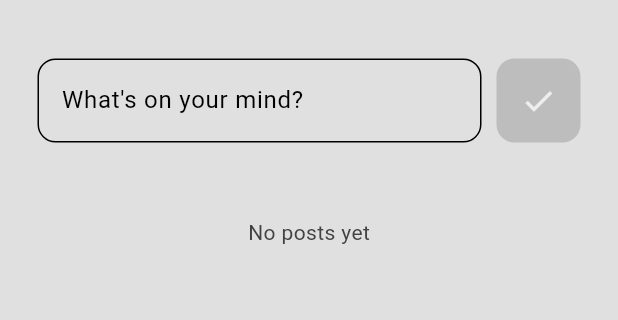
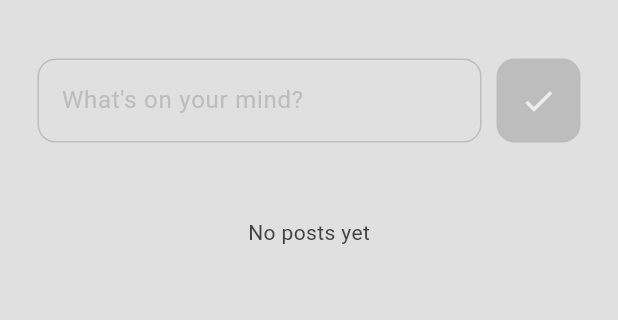
Before and after one commit to ProgrammingWithGaurav/Flutter_Sociall_App, a Flutter app: the screen it shows once a user with an empty profile is signed in, in the side drawer, after a tap on "H O M E", on a phone screen of 412 x 824 dp, the part 63-383 px from its top. Run offline on Flutter 3.47's test engine with Material 3 defaults, Android fonts, the phone set to English and light mode, and no system bars; our stand-ins replace cloud_firestore, firebase_auth, firebase_core; accounts and stored records are empty; network calls fail.

```diff
--- a/lib/components/Drawer.dart
+++ b/lib/components/Drawer.dart
@@ -1,5 +1,6 @@
 import 'package:firebase_auth/firebase_auth.dart';
 import 'package:flutter/material.dart';
+import './DrawerOption.dart';
 
 class MyDrawer extends StatelessWidget {
   const MyDrawer({super.key});
@@ -28,56 +29,46 @@ class MyDrawer extends StatelessWidget {
 
                   const SizedBox(height: 25),
 
-                  // list of items
-                  Padding(
-                    padding: const EdgeInsets.only(left: 25.0),
-                    child: ListTile(
-                      title: const Text("H O M E"),
-                      leading: Icon(
-                        Icons.home,
-                        color: Theme.of(context).colorScheme.inversePrimary,
-                      ),
+                   DrawerOption(
+                    title: "H O M E",
+                    icon: Icons.person,
                     onTap: () {
                       Navigator.pop(context);
                     },
-                    ),
-                  ),
-                  Padding(
-                    padding: const EdgeInsets.only(left: 25.0),
-                    child: ListTile(
-                      title: const Text("P R O F I L E"),
-                      leading: Icon(
-                        Icons.person,
-                        color: Theme.of(context).colorScheme.inversePrimary,
-                      ),
+                  ),      // list of items
+                  DrawerOption(
+                    title: "P R O F I L E",
+                    icon: Icons.person,
                     onTap: () {
                       Navigator.pop(context);
 
                       Navigator.pushNamed(context, '/profile_page');
                     },
                   ),
-                  ),
-                  Padding(
-                    padding: const EdgeInsets.only(left: 25.0),
-                    child: ListTile(
-                      title: const Text("U S E R S"),
-                      leading: Icon(
-                        Icons.group,
-                        color: Theme.of(context).colorScheme.inversePrimary,
-                      ),
+                 DrawerOption(
+                    title: "U S E R S",
+                    icon: Icons.group,
                     onTap: () {
                       Navigator.pop(context);
 
                       Navigator.pushNamed(context, '/users_page');
                     },
                   ),
+                  DrawerOption(
+                      title: "S E T T I N G S",
+                      icon: Icons.settings,
+                      onTap: () {
+                        Navigator.pop(context);
+
+                        Navigator.pushNamed(context, '/settings_page');
+                      },
                     ),
                 ],
               ),
               Padding(
                 padding: const EdgeInsets.only(left: 25.0, bottom: 25),
                 child: ListTile(
-                  title: const Text("L O G O U T"),
+                  title: Text("L O G O U T", style: TextStyle(color: Theme.of(context).colorScheme.inversePrimary)),
                   leading: Icon(
                     Icons.logout,
                     color: Theme.of(context).colorScheme.inversePrimary,
--- /dev/null
+++ b/lib/components/DrawerOption.dart
@@ -0,0 +1,25 @@
+import 'package:flutter/material.dart';
+
+class DrawerOption extends StatelessWidget {
+  final String title;
+  final IconData icon;
+  final void Function() onTap;
+
+DrawerOption({required this.title, required this.icon, required this.onTap});
+
+  @override
+  Widget build(BuildContext context) {
+    return Padding(
+                    padding: const EdgeInsets.only(left: 25.0),
+                    child: ListTile(
+                      title:  Text(title, style: TextStyle(color: Theme.of(context).colorScheme.inversePrimary)),
+                      leading: Icon(
+                       icon,
+                        color: Theme.of(context).colorScheme.inversePrimary,
+                      ),
+
+                      onTap: onTap,                    ),
+                  );
+
+  }
+}
--- a/lib/components/Textfield.dart
+++ b/lib/components/Textfield.dart
@@ -18,7 +18,12 @@ class MyTextField extends StatelessWidget {
         border: OutlineInputBorder(
           borderRadius: BorderRadius.circular(12),
         ),
+        enabledBorder: OutlineInputBorder(
+          borderRadius: BorderRadius.circular(12),
+          borderSide: BorderSide(color: Theme.of(context).colorScheme.secondary),
+        ),
         hintText: hintText,
+        hintStyle: TextStyle(color: Theme.of(context).colorScheme.secondary),
       ),
       obscureText: obscureText,
     );
--- a/lib/main.dart
+++ b/lib/main.dart
@@ -5,14 +5,20 @@ import 'package:social_app_tut/auth/auth.dart';
 import 'package:social_app_tut/firebase_options.dart';
 import 'package:social_app_tut/pages/Home.dart';
 import 'package:social_app_tut/pages/Profile.dart';
+import 'package:social_app_tut/pages/Settings.dart';
 import 'package:social_app_tut/pages/Users.dart';
-import './theme/DarkMode.dart';
-import './theme/LightMode.dart';
+import './theme/ThemeProvider.dart';
+import 'package:provider/provider.dart';
 
 void main() async {
   WidgetsFlutterBinding.ensureInitialized();
   await Firebase.initializeApp(options: DefaultFirebaseOptions.currentPlatform);
-  runApp(const MyApp());
+  runApp(
+    ChangeNotifierProvider(
+      create: (context) => ThemeProvider(),
+      child: const MyApp(),
+    )
+  );
 }
 
 class MyApp extends StatelessWidget {
@@ -23,14 +29,14 @@ class MyApp extends StatelessWidget {
   Widget build(BuildContext context) {
     return MaterialApp(
       debugShowCheckedModeBanner: false,
-      home: AuthPage(),
-      theme: lightMode,
-      darkTheme: darkMode,
+      home: const AuthPage(),
+      theme: Provider.of<ThemeProvider>(context).themeData,
       routes: {
         '/login_register_page': (context) => const LoginOrRegister(),
         '/home_page': (context) =>  HomePage(),
         '/profile_page': (context) => ProfilPage(),
         '/users_page': (context) => const UsersPage(),
+        '/settings_page': (context) =>  SettingsPage(),
       },
     );
   }
--- a/lib/pages/Profile.dart
+++ b/lib/pages/Profile.dart
@@ -70,7 +70,7 @@ class ProfilPage extends StatelessWidget {
                             borderRadius: BorderRadius.circular(25),
                           ),
                           padding: const EdgeInsets.all(25.0),
-                          child: const Icon(Icons.person, size: 64)),
+                          child: Icon(Icons.person, size: 64, color: Theme.of(context).colorScheme.inversePrimary)),
                       const SizedBox(height: 25),
 
                       // Username and Email
--- /dev/null
+++ b/lib/theme/ThemeProvider.dart
@@ -0,0 +1,24 @@
+import 'package:flutter/material.dart';
+import './DarkMode.dart';
+import './LightMode.dart';
+
+class ThemeProvider extends ChangeNotifier{
+  ThemeData _themeData = lightMode;
+
+  ThemeData get themeData => _themeData;
+
+  bool get isDarkMode => _themeData == darkMode;
+
+  set themeData(ThemeData themeData){
+    _themeData = themeData;
+    notifyListeners();
+  }
+
+  void toggleTheme(){
+    if(_themeData == lightMode){
+      themeData = darkMode;
+      } else {
+        themeData = lightMode;
+    }
+  }
+}
--- a/pubspec.yaml
+++ b/pubspec.yaml
@@ -38,6 +38,7 @@ dependencies:
   firebase_core: ^2.25.4
   firebase_auth: ^4.17.4
   cloud_firestore: ^4.15.4
+  provider: ^6.1.1
 
 dev_dependencies:
   flutter_test:
```
Also changed, not shown: lib/components/LikeButton.dart (added, +38 -0 lines), lib/components/MyListTile.dart (+8 -4 lines), lib/components/Post.dart (added, +78 -0 lines), lib/db/firestore.dart (+10 -7 lines), lib/pages/Home.dart (+8 -6 lines), lib/pages/Settings.dart (added, +47 -0 lines), pubspec.lock. Lines whose indentation alone changed are shown as unchanged.
